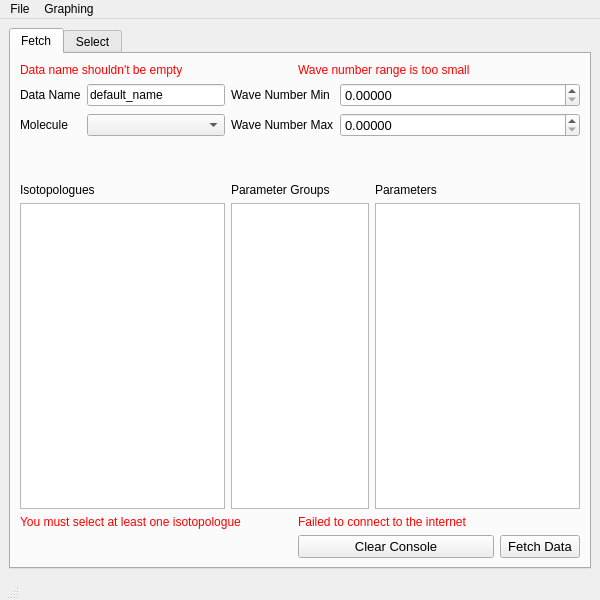
Qt form layouts/main_window.ui (hitranonline/hapiest) before a commit.
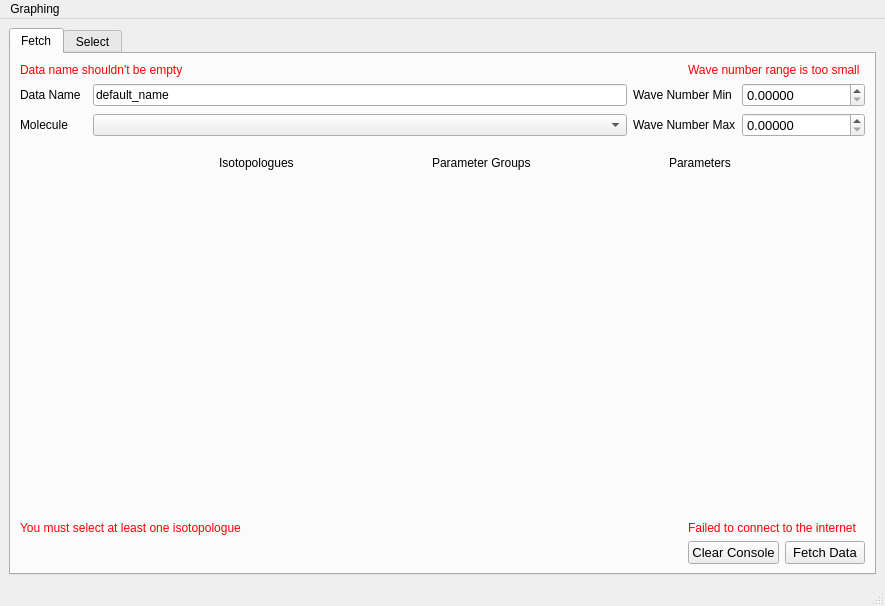
The same form after that commit.

Commit message: Made ui more responsive / interactive.

```diff
--- a/layouts/main_window.ui
+++ b/layouts/main_window.ui
@@ -9,60 +9,31 @@
    <rect>
     <x>0</x>
     <y>0</y>
-       <width>600</width>
-       <height>600</height>
+       <width>885</width>
+       <height>606</height>
    </rect>
   </property>
   <property name="sizePolicy">
-   <sizepolicy hsizetype="Preferred" vsizetype="Preferred">
+      <sizepolicy hsizetype="MinimumExpanding" vsizetype="MinimumExpanding">
     <horstretch>0</horstretch>
     <verstretch>0</verstretch>
    </sizepolicy>
   </property>
-  <property name="minimumSize">
-   <size>
-    <width>600</width>
-    <height>600</height>
-   </size>
-  </property>
-  <property name="maximumSize">
-   <size>
-    <width>100000</width>
-    <height>100000</height>
-   </size>
-  </property>
   <property name="sizeIncrement">
    <size>
     <width>1</width>
     <height>1</height>
    </size>
   </property>
-  <property name="font">
-   <font>
-    <pointsize>9</pointsize>
-   </font>
-  </property>
   <property name="windowTitle">
-   <string>hapiest</string>
-  </property>
-  <property name="toolTip">
-   <string/>
-  </property>
-  <property name="toolButtonStyle">
-   <enum>Qt::ToolButtonIconOnly</enum>
-  </property>
-  <property name="tabShape">
-   <enum>QTabWidget::Rounded</enum>
+      <string>MainWindow</string>
   </property>
   <property name="unifiedTitleAndToolBarOnMac">
    <bool>true</bool>
   </property>
   <widget class="QWidget" name="centralwidget">
-   <property name="enabled">
-    <bool>true</bool>
-   </property>
       <property name="sizePolicy">
-          <sizepolicy hsizetype="Expanding" vsizetype="Expanding">
+          <sizepolicy hsizetype="MinimumExpanding" vsizetype="MinimumExpanding">
               <horstretch>0</horstretch>
               <verstretch>0</verstretch>
           </sizepolicy>
@@ -74,7 +45,10 @@
           </size>
       </property>
    <layout class="QGridLayout" name="gridLayout">
-       <item row="1" column="0">
+       <property name="sizeConstraint">
+           <enum>QLayout::SetDefaultConstraint</enum>
+       </property>
+       <item row="0" column="0">
      <widget class="QTabWidget" name="tabWidget">
       <property name="sizePolicy">
        <sizepolicy hsizetype="Expanding" vsizetype="Expanding">
@@ -93,136 +67,69 @@
         <string>Fetch</string>
        </attribute>
           <layout class="QGridLayout" name="gridLayout_3">
-              <item row="4" column="2" colspan="3">
-                  <widget class="QLabel" name="label_6">
-                      <property name="text">
-                          <string>Parameter Groups</string>
+              <item row="3" column="1" colspan="7">
+                  <layout class="QHBoxLayout" name="horizontalLayout_2">
+                      <property name="sizeConstraint">
+                          <enum>QLayout::SetFixedSize</enum>
                       </property>
-                  </widget>
+                      <item>
+                          <widget class="QLabel" name="label_2">
+                              <property name="sizePolicy">
+                                  <sizepolicy hsizetype="Fixed" vsizetype="Fixed">
+                                      <horstretch>0</horstretch>
+                                      <verstretch>0</verstretch>
+                                  </sizepolicy>
+                              </property>
+                              <property name="text">
+                                  <string>Isotopologues</string>
+                              </property>
+                          </widget>
+                      </item>
+                      <item>
+                          <widget class="QLabel" name="label_6">
+                              <property name="sizePolicy">
+                                  <sizepolicy hsizetype="Fixed" vsizetype="Fixed">
+                                      <horstretch>0</horstretch>
+                                      <verstretch>0</verstretch>
+                                  </sizepolicy>
+                              </property>
+                              <property name="text">
+                                  <string>Parameter Groups</string>
+                              </property>
+                          </widget>
+                      </item>
+                      <item>
+                          <widget class="QLabel" name="label_7">
+                              <property name="sizePolicy">
+                                  <sizepolicy hsizetype="Fixed" vsizetype="Fixed">
+                                      <horstretch>0</horstretch>
+                                      <verstretch>0</verstretch>
+                                  </sizepolicy>
+                              </property>
+                              <property name="font">
+                                  <font>
+                                      <pointsize>9</pointsize>
+                                  </font>
+                              </property>
+                              <property name="text">
+                                  <string>Parameters</string>
+                              </property>
+                          </widget>
+                      </item>
+                  </layout>
               </item>
-              <item row="5" column="2" colspan="3">
-                  <widget class="QListWidget" name="param_group_list"/>
+              <item row="2" column="2">
+                  <widget class="QComboBox" name="molecule_id"/>
               </item>
-              <item row="5" column="5" colspan="2">
-                  <widget class="QListWidget" name="param_list"/>
-              </item>
-              <item row="6" column="0" colspan="3">
-                  <widget class="QLabel" name="err_bad_iso_list">
-                      <property name="palette">
-                          <palette>
-                              <active>
-                                  <colorrole role="WindowText">
-                                      <brush brushstyle="SolidPattern">
-                                          <color alpha="255">
-                                              <red>255</red>
-                                              <green>0</green>
-                                              <blue>0</blue>
-                                          </color>
-                                      </brush>
-                                  </colorrole>
-                                  <colorrole role="Text">
-                                      <brush brushstyle="SolidPattern">
-                                          <color alpha="255">
-                                              <red>255</red>
-                                              <green>0</green>
-                                              <blue>4</blue>
-                                          </color>
-                                      </brush>
-                                  </colorrole>
-                              </active>
-                              <inactive>
-                                  <colorrole role="WindowText">
-                                      <brush brushstyle="SolidPattern">
-                                          <color alpha="255">
-                                              <red>255</red>
-                                              <green>0</green>
-                                              <blue>0</blue>
-                                          </color>
-                                      </brush>
-                                  </colorrole>
-                                  <colorrole role="Text">
-                                      <brush brushstyle="SolidPattern">
-                                          <color alpha="255">
-                                              <red>255</red>
-                                              <green>0</green>
-                                              <blue>4</blue>
-                                          </color>
-                                      </brush>
-                                  </colorrole>
-                              </inactive>
-                              <disabled>
-                                  <colorrole role="WindowText">
-                                      <brush brushstyle="SolidPattern">
-                                          <color alpha="255">
-                                              <red>120</red>
-                                              <green>120</green>
-                                              <blue>120</blue>
-                                          </color>
-                                      </brush>
-                                  </colorrole>
-                                  <colorrole role="Text">
-                                      <brush brushstyle="SolidPattern">
-                                          <color alpha="255">
-                                              <red>120</red>
-                                              <green>120</green>
-                                              <blue>120</blue>
-                                          </color>
-                                      </brush>
-                                  </colorrole>
-                              </disabled>
-                          </palette>
-                      </property>
+              <item row="2" column="3" colspan="2">
+                  <widget class="QLabel" name="label_4">
                       <property name="font">
                           <font>
-                              <stylestrategy>PreferAntialias</stylestrategy>
+                              <pointsize>9</pointsize>
                           </font>
                       </property>
                       <property name="text">
-                          <string>You must select at least one isotopologue</string>
-                      </property>
-                  </widget>
-              </item>
-              <item row="0" column="3" colspan="4">
-                  <widget class="QLabel" name="err_small_range">
-                      <property name="palette">
-                          <palette>
-                              <active>
-                                  <colorrole role="WindowText">
-                                      <brush brushstyle="SolidPattern">
-                                          <color alpha="255">
-                                              <red>255</red>
-                                              <green>0</green>
-                                              <blue>0</blue>
-                                          </color>
-                                      </brush>
-                                  </colorrole>
-                              </active>
-                              <inactive>
-                                  <colorrole role="WindowText">
-                                      <brush brushstyle="SolidPattern">
-                                          <color alpha="255">
-                                              <red>255</red>
-                                              <green>0</green>
-                                              <blue>0</blue>
-                                          </color>
-                                      </brush>
-                                  </colorrole>
-                              </inactive>
-                              <disabled>
-                                  <colorrole role="WindowText">
-                                      <brush brushstyle="SolidPattern">
-                                          <color alpha="255">
-                                              <red>120</red>
-                                              <green>120</green>
-                                              <blue>120</blue>
-                                          </color>
-                                      </brush>
-                                  </colorrole>
-                              </disabled>
-                          </palette>
-                      </property>
-                      <property name="text">
-                          <string>Wave number range is too small</string>
+                          <string>Wave Number Max</string>
                       </property>
                   </widget>
               </item>
@@ -238,51 +145,7 @@
                       </property>
                   </widget>
               </item>
-              <item row="0" column="0" colspan="2">
-                  <widget class="QLabel" name="err_empty_name">
-                      <property name="palette">
-                          <palette>
-                              <active>
-                                  <colorrole role="WindowText">
-                                      <brush brushstyle="SolidPattern">
-                                          <color alpha="255">
-                                              <red>255</red>
-                                              <green>0</green>
-                                              <blue>0</blue>
-                                          </color>
-                                      </brush>
-                                  </colorrole>
-                              </active>
-                              <inactive>
-                                  <colorrole role="WindowText">
-                                      <brush brushstyle="SolidPattern">
-                                          <color alpha="255">
-                                              <red>255</red>
-                                              <green>0</green>
-                                              <blue>0</blue>
-                                          </color>
-                                      </brush>
-                                  </colorrole>
-                              </inactive>
-                              <disabled>
-                                  <colorrole role="WindowText">
-                                      <brush brushstyle="SolidPattern">
-                                          <color alpha="255">
-                                              <red>120</red>
-                                              <green>120</green>
-                                              <blue>120</blue>
-                                          </color>
-                                      </brush>
-                                  </colorrole>
-                              </disabled>
-                          </palette>
-                      </property>
-                      <property name="text">
-                          <string>Data name shouldn't be empty</string>
-                      </property>
-                  </widget>
-              </item>
-              <item row="1" column="2" colspan="2">
+              <item row="1" column="3" colspan="2">
                   <widget class="QLabel" name="label_3">
                       <property name="font">
                           <font>
@@ -294,6 +157,186 @@
                       </property>
                   </widget>
               </item>
+              <item row="0" column="0" colspan="3">
+                  <widget class="QLabel" name="err_empty_name">
+                      <property name="palette">
+                          <palette>
+                              <active>
+                                  <colorrole role="WindowText">
+                                      <brush brushstyle="SolidPattern">
+                                          <color alpha="255">
+                                              <red>255</red>
+                                              <green>0</green>
+                                              <blue>0</blue>
+                                          </color>
+                                      </brush>
+                                  </colorrole>
+                              </active>
+                              <inactive>
+                                  <colorrole role="WindowText">
+                                      <brush brushstyle="SolidPattern">
+                                          <color alpha="255">
+                                              <red>255</red>
+                                              <green>0</green>
+                                              <blue>0</blue>
+                                          </color>
+                                      </brush>
+                                  </colorrole>
+                              </inactive>
+                              <disabled>
+                                  <colorrole role="WindowText">
+                                      <brush brushstyle="SolidPattern">
+                                          <color alpha="255">
+                                              <red>120</red>
+                                              <green>120</green>
+                                              <blue>120</blue>
+                                          </color>
+                                      </brush>
+                                  </colorrole>
+                              </disabled>
+                          </palette>
+                      </property>
+                      <property name="text">
+                          <string>Data name shouldn't be empty</string>
+                      </property>
+                  </widget>
+              </item>
+              <item row="0" column="4" colspan="4">
+                  <widget class="QLabel" name="err_small_range">
+                      <property name="sizePolicy">
+                          <sizepolicy hsizetype="Fixed" vsizetype="Fixed">
+                              <horstretch>0</horstretch>
+                              <verstretch>0</verstretch>
+                          </sizepolicy>
+                      </property>
+                      <property name="palette">
+                          <palette>
+                              <active>
+                                  <colorrole role="WindowText">
+                                      <brush brushstyle="SolidPattern">
+                                          <color alpha="255">
+                                              <red>255</red>
+                                              <green>0</green>
+                                              <blue>0</blue>
+                                          </color>
+                                      </brush>
+                                  </colorrole>
+                              </active>
+                              <inactive>
+                                  <colorrole role="WindowText">
+                                      <brush brushstyle="SolidPattern">
+                                          <color alpha="255">
+                                              <red>255</red>
+                                              <green>0</green>
+                                              <blue>0</blue>
+                                          </color>
+                                      </brush>
+                                  </colorrole>
+                              </inactive>
+                              <disabled>
+                                  <colorrole role="WindowText">
+                                      <brush brushstyle="SolidPattern">
+                                          <color alpha="255">
+                                              <red>120</red>
+                                              <green>120</green>
+                                              <blue>120</blue>
+                                          </color>
+                                      </brush>
+                                  </colorrole>
+                              </disabled>
+                          </palette>
+                      </property>
+                      <property name="text">
+                          <string>Wave number range is too small</string>
+                      </property>
+                  </widget>
+              </item>
+              <item row="7" column="4" colspan="4">
+                  <widget class="QLabel" name="err_bad_connection">
+                      <property name="sizePolicy">
+                          <sizepolicy hsizetype="Fixed" vsizetype="Fixed">
+                              <horstretch>0</horstretch>
+                              <verstretch>0</verstretch>
+                          </sizepolicy>
+                      </property>
+                      <property name="palette">
+                          <palette>
+                              <active>
+                                  <colorrole role="WindowText">
+                                      <brush brushstyle="SolidPattern">
+                                          <color alpha="255">
+                                              <red>255</red>
+                                              <green>0</green>
+                                              <blue>0</blue>
+                                          </color>
+                                      </brush>
+                                  </colorrole>
+                              </active>
+                              <inactive>
+                                  <colorrole role="WindowText">
+                                      <brush brushstyle="SolidPattern">
+                                          <color alpha="255">
+                                              <red>255</red>
+                                              <green>0</green>
+                                              <blue>0</blue>
+                                          </color>
+                                      </brush>
+                                  </colorrole>
+                              </inactive>
+                              <disabled>
+                                  <colorrole role="WindowText">
+                                      <brush brushstyle="SolidPattern">
+                                          <color alpha="255">
+                                              <red>120</red>
+                                              <green>120</green>
+                                              <blue>120</blue>
+                                          </color>
+                                      </brush>
+                                  </colorrole>
+                              </disabled>
+                          </palette>
+                      </property>
+                      <property name="text">
+                          <string>Failed to connect to the internet</string>
+                      </property>
+                  </widget>
+              </item>
+              <item row="1" column="5" colspan="3">
+                  <widget class="QDoubleSpinBox" name="wn_min">
+                      <property name="font">
+                          <font>
+                              <pointsize>10</pointsize>
+                          </font>
+                      </property>
+                      <property name="decimals">
+                          <number>5</number>
+                      </property>
+                      <property name="maximum">
+                          <double>100000.000000000000000</double>
+                      </property>
+                      <property name="value">
+                          <double>0.000000000000000</double>
+                      </property>
+                  </widget>
+              </item>
+              <item row="2" column="5" colspan="3">
+                  <widget class="QDoubleSpinBox" name="wn_max">
+                      <property name="font">
+                          <font>
+                              <pointsize>10</pointsize>
+                          </font>
+                      </property>
+                      <property name="decimals">
+                          <number>5</number>
+                      </property>
+                      <property name="maximum">
+                          <double>100000.000000000000000</double>
+                      </property>
+                      <property name="value">
+                          <double>0.000000000000000</double>
+                      </property>
+                  </widget>
+              </item>
               <item row="2" column="0">
                   <widget class="QLabel" name="label_5">
                       <property name="text">
@@ -301,87 +344,14 @@
                       </property>
                   </widget>
               </item>
-              <item row="1" column="1">
+              <item row="1" column="2">
                   <widget class="QLineEdit" name="data_name">
                       <property name="text">
                           <string>default_name</string>
                       </property>
                   </widget>
               </item>
-              <item row="5" column="0" colspan="2">
-                  <widget class="QListWidget" name="iso_list"/>
-              </item>
-              <item row="2" column="2" colspan="2">
-                  <widget class="QLabel" name="label_4">
-                      <property name="font">
-                          <font>
-                              <pointsize>9</pointsize>
-                          </font>
-                      </property>
-                      <property name="text">
-                          <string>Wave Number Max</string>
-                      </property>
-                  </widget>
-              </item>
-              <item row="1" column="4" colspan="3">
-                  <widget class="QDoubleSpinBox" name="wn_min">
-                      <property name="font">
-                          <font>
-                              <pointsize>10</pointsize>
-                          </font>
-                      </property>
-                      <property name="decimals">
-                          <number>5</number>
-                      </property>
-                      <property name="maximum">
-                          <double>100000.000000000000000</double>
-                      </property>
-                      <property name="value">
-                          <double>0.000000000000000</double>
-                      </property>
-                  </widget>
-              </item>
-              <item row="2" column="1">
-                  <widget class="QComboBox" name="molecule_id"/>
-              </item>
-              <item row="2" column="4" colspan="3">
-                  <widget class="QDoubleSpinBox" name="wn_max">
-                      <property name="font">
-                          <font>
-                              <pointsize>10</pointsize>
-                          </font>
-                      </property>
-                      <property name="decimals">
-                          <number>5</number>
-                      </property>
-                      <property name="maximum">
-                          <double>100000.000000000000000</double>
-                      </property>
-                      <property name="value">
-                          <double>0.000000000000000</double>
-                      </property>
-                  </widget>
-              </item>
-              <item row="4" column="0" colspan="2">
-                  <widget class="QLabel" name="label_2">
-                      <property name="text">
-                          <string>Isotopologues</string>
-                      </property>
-                  </widget>
-              </item>
-              <item row="4" column="5" colspan="2">
-                  <widget class="QLabel" name="label_7">
-                      <property name="font">
-                          <font>
-                              <pointsize>9</pointsize>
-                          </font>
-                      </property>
-                      <property name="text">
-                          <string>Parameters</string>
-                      </property>
-                  </widget>
-              </item>
-              <item row="7" column="6">
+              <item row="8" column="7">
                   <widget class="QPushButton" name="fetch_button">
                       <property name="sizePolicy">
                           <sizepolicy hsizetype="Fixed" vsizetype="Fixed">
@@ -399,7 +369,83 @@
                       </property>
                   </widget>
               </item>
-              <item row="7" column="3" colspan="3">
+              <item row="7" column="0" colspan="4">
+                  <widget class="QLabel" name="err_bad_iso_list">
+                      <property name="palette">
+                          <palette>
+                              <active>
+                                  <colorrole role="WindowText">
+                                      <brush brushstyle="SolidPattern">
+                                          <color alpha="255">
+                                              <red>255</red>
+                                              <green>0</green>
+                                              <blue>0</blue>
+                                          </color>
+                                      </brush>
+                                  </colorrole>
+                                  <colorrole role="Text">
+                                      <brush brushstyle="SolidPattern">
+                                          <color alpha="255">
+                                              <red>255</red>
+                                              <green>0</green>
+                                              <blue>4</blue>
+                                          </color>
+                                      </brush>
+                                  </colorrole>
+                              </active>
+                              <inactive>
+                                  <colorrole role="WindowText">
+                                      <brush brushstyle="SolidPattern">
+                                          <color alpha="255">
+                                              <red>255</red>
+                                              <green>0</green>
+                                              <blue>0</blue>
+                                          </color>
+                                      </brush>
+                                  </colorrole>
+                                  <colorrole role="Text">
+                                      <brush brushstyle="SolidPattern">
+                                          <color alpha="255">
+                                              <red>255</red>
+                                              <green>0</green>
+                                              <blue>4</blue>
+                                          </color>
+                                      </brush>
+                                  </colorrole>
+                              </inactive>
+                              <disabled>
+                                  <colorrole role="WindowText">
+                                      <brush brushstyle="SolidPattern">
+                                          <color alpha="255">
+                                              <red>120</red>
+                                              <green>120</green>
+                                              <blue>120</blue>
+                                          </color>
+                                      </brush>
+                                  </colorrole>
+                                  <colorrole role="Text">
+                                      <brush brushstyle="SolidPattern">
+                                          <color alpha="255">
+                                              <red>120</red>
+                                              <green>120</green>
+                                              <blue>120</blue>
+                                          </color>
+                                      </brush>
+                                  </colorrole>
+                              </disabled>
+                          </palette>
+                      </property>
+                      <property name="font">
+                          <font>
+                              <stylestrategy>PreferAntialias</stylestrategy>
+                          </font>
+                      </property>
+                      <property name="text">
+                          <string>You must select at least one isotopologue</string>
+                      </property>
+                  </widget>
+              </item>
+              <item row="8" column="4" colspan="3">
                   <widget class="QPushButton" name="clear_console">
                       <property name="font">
                           <font>
@@ -411,48 +457,15 @@
                       </property>
                   </widget>
               </item>
-              <item row="6" column="3" colspan="4">
-                  <widget class="QLabel" name="err_bad_connection">
-                      <property name="palette">
-                          <palette>
-                              <active>
-                                  <colorrole role="WindowText">
-                                      <brush brushstyle="SolidPattern">
-                                          <color alpha="255">
-                                              <red>255</red>
-                                              <green>0</green>
-                                              <blue>0</blue>
-                                          </color>
-                                      </brush>
-                                  </colorrole>
-                              </active>
-                              <inactive>
-                                  <colorrole role="WindowText">
-                                      <brush brushstyle="SolidPattern">
-                                          <color alpha="255">
-                                              <red>255</red>
-                                              <green>0</green>
-                                              <blue>0</blue>
-                                          </color>
-                                      </brush>
-                                  </colorrole>
-                              </inactive>
-                              <disabled>
-                                  <colorrole role="WindowText">
-                                      <brush brushstyle="SolidPattern">
-                                          <color alpha="255">
-                                              <red>120</red>
-                                              <green>120</green>
-                                              <blue>120</blue>
-                                          </color>
-                                      </brush>
-                                  </colorrole>
-                              </disabled>
-                          </palette>
+              <item row="6" column="0" colspan="8">
+                  <widget class="QWidget" name="list_container" native="true">
+                      <property name="minimumSize">
+                          <size>
+                              <width>0</width>
+                              <height>0</height>
+                          </size>
                       </property>
-                      <property name="text">
-                          <string>Failed to connect to the internet</string>
-                      </property>
+                      <zorder>horizontalLayoutWidget</zorder>
                   </widget>
               </item>
               <item row="3" column="0">
@@ -465,7 +478,7 @@
                       </property>
                       <property name="sizeHint" stdset="0">
                           <size>
-                              <width>20</width>
+                              <width>1</width>
                               <height>40</height>
                           </size>
                       </property>
@@ -585,27 +598,21 @@
     <rect>
      <x>0</x>
      <y>0</y>
-        <width>600</width>
+        <width>885</width>
      <height>21</height>
     </rect>
    </property>
-   <widget class="QMenu" name="menuFile">
-    <property name="title">
-     <string>File</string>
-    </property>
-   </widget>
-   <widget class="QMenu" name="menuOpen_Window">
+      <widget class="QMenu" name="menuGraphing">
     <property name="title">
      <string>Graphing</string>
     </property>
     <addaction name="action_absorption_coefficient"/>
    </widget>
-   <addaction name="menuFile"/>
-   <addaction name="menuOpen_Window"/>
+      <addaction name="menuGraphing"/>
   </widget>
   <widget class="QStatusBar" name="statusbar">
    <property name="sizePolicy">
-    <sizepolicy hsizetype="Fixed" vsizetype="Fixed">
+       <sizepolicy hsizetype="Expanding" vsizetype="Expanding">
      <horstretch>0</horstretch>
      <verstretch>0</verstretch>
     </sizepolicy>
```
Left out of the diff: 51 changed lines with no effect on the pictures. The commit also changes 2 other files.
